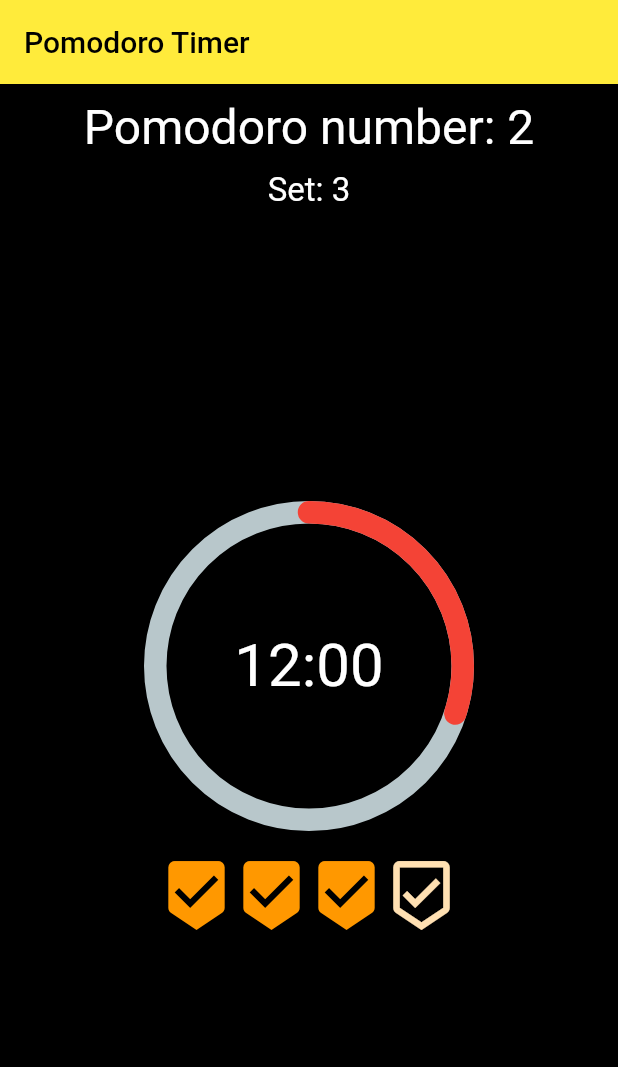
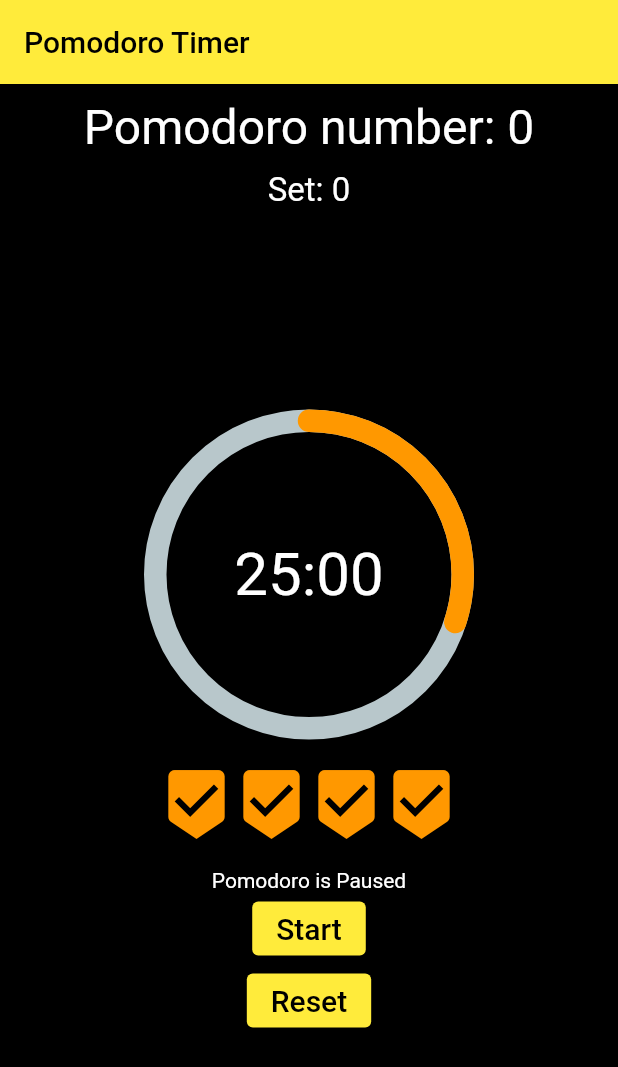
Before and after one commit to Bryan-Monterozo/study_first_ggs_later, a Flutter app: the screen it shows after launch, on a phone screen of 412 x 824 dp. Shown: the top 1067 px of the screen. Run offline on Flutter 3.47's test engine with Material 2 defaults, Android fonts, the light colour scheme and no system bars; drawn by our look-alikes of percent_indicator.

Commit message:
Pomodoro: Added Buttons, Test Page 75%

```diff
--- /dev/null
+++ b/lib/models/pomodoro_status.dart
@@ -0,0 +1,9 @@
+enum PomodoroStatus {
+  runningPomodoro,
+  runningShortBreak,
+  runningLongBreak,
+  pausedPomodoro,
+  pausedShortBreak,
+  pausedLongBreak,
+  setFinished,
+}
--- a/lib/screens/home_page.dart
+++ b/lib/screens/home_page.dart
@@ -1,6 +1,10 @@
+import 'dart:async';
 import 'package:flutter/material.dart';
 import 'package:percent_indicator/percent_indicator.dart';
+import 'package:study_first_ggs_later/utils/constants.dart';
 import 'package:study_first_ggs_later/widgets/progress_icons.dart';
+import 'package:study_first_ggs_later/widgets/pomodoro_button.dart';
+import 'package:study_first_ggs_later/models/pomodoro_status.dart';
 
 class Home extends StatefulWidget {
   const Home({Key? key}) : super(key: key);
@@ -9,7 +13,22 @@ class Home extends StatefulWidget {
   State<Home> createState() => _HomeState();
 }
 
+const _btnTextStart = 'START SESSION';
+const _btnTextShortBreak = 'SHORT BREAK';
+const _btnTextResume = 'RESUME SESSION';
+const _btnTextLongBreak = 'LONG BREAK';
+const _btnTextStartNewSet = 'START NEW SET';
+const _btnTextPause = 'PAUSE SESSION';
+const _btnTextReset = 'RESET SESSION';
+
 class _HomeState extends State<Home> {
+  int remainingTime = pomodoroTotalTime;
+  String pomodoroBtnText = _btnTextStart;
+  PomodoroStatus pomodoroStatus = PomodoroStatus.pausedPomodoro;
+  Timer? _timer;
+  int pomodoroNum = 0;
+  int setNum = 0;
+
   @override
   Widget build(BuildContext context) {
     return Scaffold(
@@ -24,13 +43,13 @@ class _HomeState extends State<Home> {
               const SizedBox(
                 height: 10,
               ),
-              const Text('Pomodoro number: 2',
-                  style: TextStyle(fontSize: 32, color: Colors.white)),
+              Text('Pomodoro number: $pomodoroNum',
+                  style: const TextStyle(fontSize: 32, color: Colors.white)),
               const SizedBox(
                 height: 10,
               ),
-              const Text('Set: 3',
-                  style: TextStyle(fontSize: 22, color: Colors.white)),
+              Text('Set: $setNum',
+                  style: const TextStyle(fontSize: 22, color: Colors.white)),
               Expanded(
                 child: Column(
                   mainAxisAlignment: MainAxisAlignment.center,
@@ -40,18 +59,34 @@ class _HomeState extends State<Home> {
                       lineWidth: 15.0,
                       percent: 0.3,
                       circularStrokeCap: CircularStrokeCap.round,
-                      center: const Text(
-                        '12:00',
-                        style: TextStyle(fontSize: 40, color: Colors.white),
+                      center: Text(
+                        _secToString(remainingTime),
+                        style:
+                            const TextStyle(fontSize: 40, color: Colors.white),
                       ),
-                      progressColor: Colors.red,
+                      progressColor: statusColor[pomodoroStatus],
                     ),
                     const SizedBox(
                       height: 10,
                     ),
-                    const ProgressIcons(
-                      total: 4,
-                      done: 3,
+                    ProgressIcons(
+                      total: pomodoroPerSet,
+                      done: pomodoroNum - (setNum - pomodoroPerSet),
+                    ),
+                    const SizedBox(
+                      height: 10,
+                    ),
+                    Text(
+                      statusText[pomodoroStatus]!,
+                      style: const TextStyle(color: Colors.white),
+                    ),
+                    PomodoroButton(
+                      onTap: _mainBtnPressed,
+                      text: 'Start',
+                    ),
+                    PomodoroButton(
+                      onTap: () {},
+                      text: 'Reset',
                     ),
                   ],
                 ),
@@ -62,4 +97,90 @@ class _HomeState extends State<Home> {
       ),
     );
   }
+
+  _secToString(int seconds) {
+    int roundedMinutes = seconds ~/ 60;
+    int remainingSeconds = seconds - (roundedMinutes * 60);
+    String remainingSecondsStr;
+
+    if (remainingSeconds < 10) {
+      remainingSecondsStr = '0$remainingSeconds';
+    } else {
+      remainingSecondsStr = remainingSeconds.toString();
+    }
+
+    return '$roundedMinutes:$remainingSecondsStr';
+  }
+
+  _mainBtnPressed() {
+    switch (pomodoroStatus) {
+      case PomodoroStatus.pausedPomodoro:
+        _startPomodoroCount();
+        break;
+      case PomodoroStatus.runningPomodoro:
+        {}
+        break;
+      case PomodoroStatus.runningShortBreak:
+        {}
+        break;
+      case PomodoroStatus.pausedShortBreak:
+        {}
+        break;
+      case PomodoroStatus.runningLongBreak:
+        {}
+        break;
+      case PomodoroStatus.pausedLongBreak:
+        {}
+        break;
+      case PomodoroStatus.setFinished:
+        {}
+        break;
+      // case null:
+      //   {}
+      //   break;
+    }
+  }
+
+  _startPomodoroCount() {
+    pomodoroStatus = PomodoroStatus.runningPomodoro;
+
+    _cancelTimer();
+
+    _timer = Timer.periodic(
+        const Duration(seconds: 1),
+        (timer) => {
+              if (remainingTime > 0)
+                {
+                  setState(() {
+                    remainingTime--;
+                    pomodoroBtnText = _btnTextPause;
+                  })
+                }
+              else
+                {
+                  pomodoroNum++,
+                  _cancelTimer(),
+                  if (pomodoroNum % pomodoroPerSet == 0)
+                    {
+                      pomodoroStatus = PomodoroStatus.pausedLongBreak,
+                      setState(() {
+                        remainingTime = longBreakTime;
+                        pomodoroBtnText = _btnTextLongBreak;
+                      })
+                    } else {
+                      pomodoroStatus = PomodoroStatus.pausedShortBreak,
+                      setState(() {
+                        remainingTime = shortBreakTime;
+                        pomodoroBtnText = _btnTextShortBreak;
+                      })
+                    }
+                }
+            });
+  }
+
+  _cancelTimer() {
+    if (_timer != null) {
+      _timer!.cancel();
+    }
+  }
 }
--- /dev/null
+++ b/lib/utils/constants.dart
@@ -0,0 +1,27 @@
+import 'package:flutter/material.dart';
+import 'package:study_first_ggs_later/models/pomodoro_status.dart';
+
+const pomodoroTotalTime = 25 * 60;
+const shortBreakTime = 5 * 60;
+const longBreakTime = 15 * 60;
+const pomodoroPerSet = 4;
+
+const Map<PomodoroStatus, String> statusText = {
+  PomodoroStatus.runningPomodoro: 'Pomodoro is Running',
+  PomodoroStatus.pausedPomodoro: 'Pomodoro is Paused',
+  PomodoroStatus.runningShortBreak: 'Short Break is Running',
+  PomodoroStatus.pausedShortBreak: 'Short Break is Paused',
+  PomodoroStatus.runningLongBreak: 'Long Break is Running',
+  PomodoroStatus.pausedLongBreak: 'Long Break is Paused',
+  PomodoroStatus.setFinished: 'Set is Finished',
+};
+
+const Map<PomodoroStatus, MaterialColor> statusColor = {
+  PomodoroStatus.runningPomodoro: Colors.green,
+  PomodoroStatus.pausedPomodoro: Colors.orange,
+  PomodoroStatus.runningShortBreak: Colors.red,
+  PomodoroStatus.pausedShortBreak: Colors.orange,
+  PomodoroStatus.runningLongBreak: Colors.red,
+  PomodoroStatus.pausedLongBreak: Colors.orange,
+  PomodoroStatus.setFinished: Colors.yellow,
+};
--- /dev/null
+++ b/lib/widgets/pomodoro_button.dart
@@ -0,0 +1,24 @@
+import 'package:flutter/material.dart';
+
+class PomodoroButton extends StatelessWidget {
+  const PomodoroButton({super.key, required this.onTap, required this.text});
+
+  final Function onTap;
+  final String text;
+
+  @override
+  Widget build(BuildContext context) {
+    return ButtonTheme(
+      minWidth: 200.0,
+      child: ElevatedButton(
+        onPressed: () {
+          onTap();
+        },
+        child: Text(
+          text,
+          style: const TextStyle(fontSize: 20),
+        ),
+      ),
+    );
+  }
+}
```
